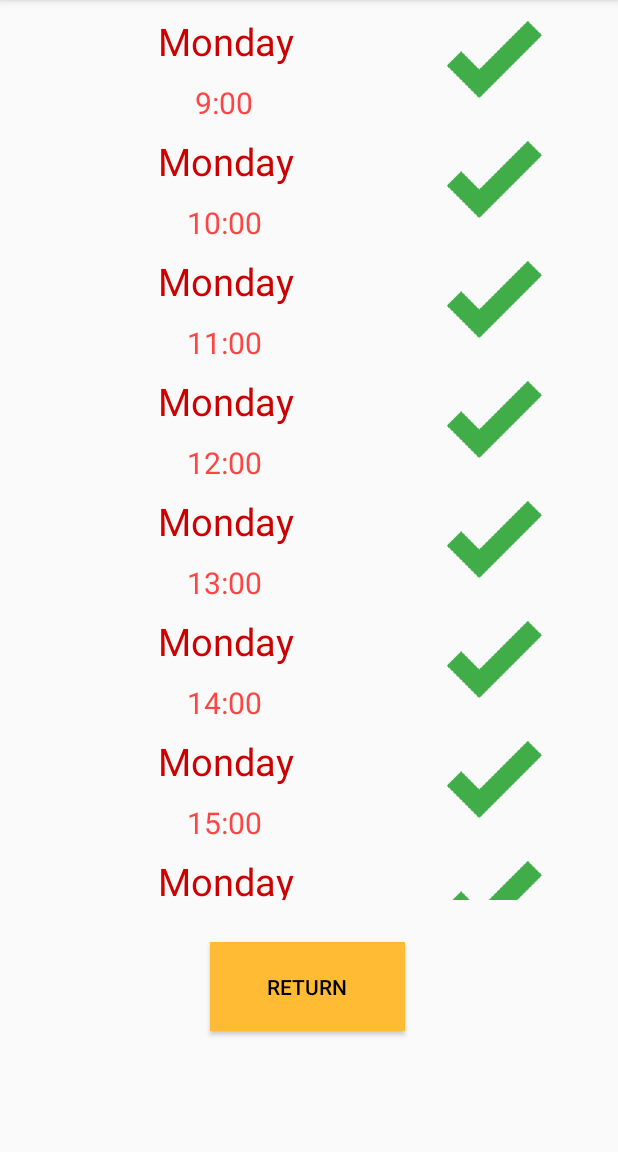
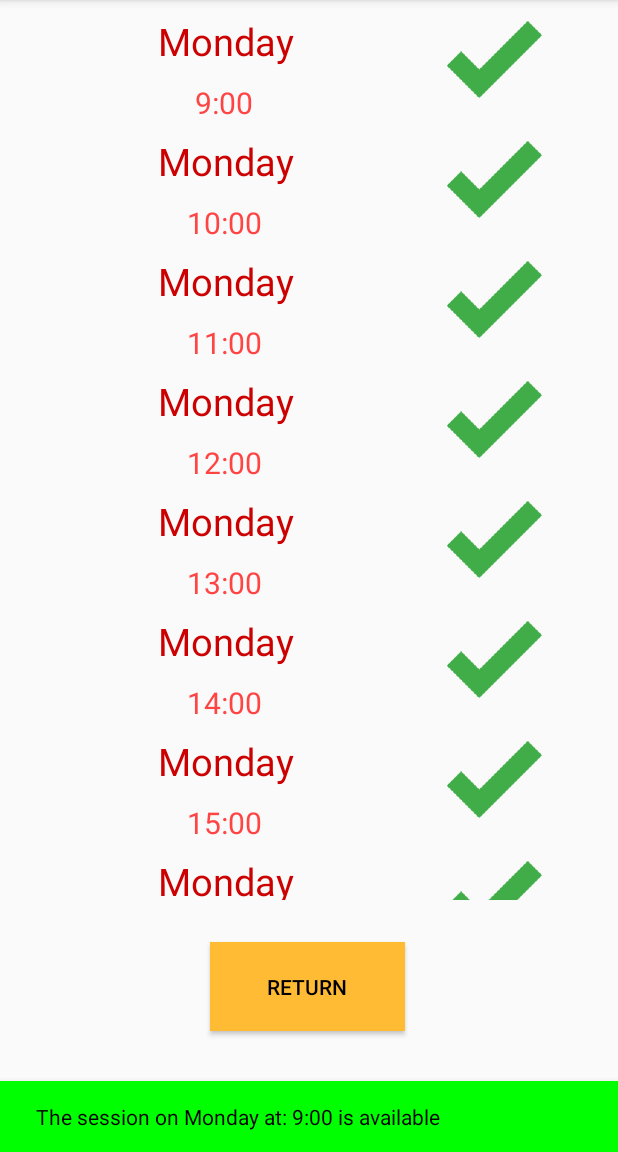
Before and after one commit to trxkhiem/AppointmentChatbot, an Android app: the ViewDate screen opened directly, with no data from a screen before it, after a tap on "Monday", on a phone screen of 412 x 824 dp, the part 84-1236 px from its top. Run offline under Robolectric (Android 15) with nearby library versions, the phone set to English and light mode, and no system bars; our stand-ins replace Room's generated code.

Commit message:
Add snackbar message on recyclerview

```diff
--- a/app/build.gradle
+++ b/app/build.gradle
@@ -36,6 +36,7 @@ dependencies {
     implementation 'androidx.constraintlayout:constraintlayout:1.1.3'
     implementation 'androidx.lifecycle:lifecycle-extensions:2.0.0'
     implementation 'androidx.wear:wear:1.0.0'
+    implementation 'com.google.android.material:material:1.2.1'
     testImplementation 'junit:junit:4.12'
     androidTestImplementation 'androidx.test.ext:junit:1.1.2'
     androidTestImplementation 'androidx.test.espresso:espresso-core:3.3.0'
--- a/app/src/main/java/com/example/customproject/ui/ViewDateAdapter.kt
+++ b/app/src/main/java/com/example/customproject/ui/ViewDateAdapter.kt
@@ -1,5 +1,6 @@
 package com.example.customproject.ui
 
+import android.graphics.Color
 import android.view.LayoutInflater
 import android.view.View
 import android.view.ViewGroup
@@ -9,6 +10,7 @@ import androidx.lifecycle.LiveData
 import androidx.recyclerview.widget.RecyclerView
 import com.example.customproject.R
 import com.example.customproject.data.Timetable
+import com.google.android.material.snackbar.Snackbar
 
 class ViewDateAdapter(): RecyclerView.Adapter<ViewDateAdapter.ViewHolder>() {
 
@@ -53,10 +55,31 @@ class ViewDateAdapter(): RecyclerView.Adapter<ViewDateAdapter.ViewHolder>() {
                 image.setImageResource(R.mipmap.cross_foreground)
             }
         }
-        /**on click function will be called when user clicks on a specific row
-         * A snack bar will show up with the message of corresponding location**/
+        override fun onClick(v: View) {
+            if (item.isAvailable == 1){
+                val snackBar = Snackbar.make(v, "The session on ${item.day} at: ${item.time} is unavailable",
+                    Snackbar.LENGTH_LONG
+                ).setAction("Action", null)
+                snackBar.setActionTextColor(Color.BLACK)
+                val snackBarView = snackBar.view
+                /**Below are customize of the snack bar**/
+                snackBarView.setBackgroundColor(Color.RED)
+                val textView = snackBarView.findViewById(com.google.android.material.R.id.snackbar_text) as TextView
+                textView.setTextColor(Color.WHITE)
+                snackBar.show()
+            } else {
+                val snackBar = Snackbar.make(v, "The session on ${item.day} at: ${item.time} is available",
+                    Snackbar.LENGTH_LONG
+                ).setAction("Action", null)
+                snackBar.setActionTextColor(Color.BLACK)
+                val snackBarView = snackBar.view
+                /**Below are customize of the snack bar**/
+                snackBarView.setBackgroundColor(Color.GREEN)
+                val textView = snackBarView.findViewById(com.google.android.material.R.id.snackbar_text) as TextView
+                textView.setTextColor(Color.BLACK)
+                snackBar.show()
+            }
 
-        override fun onClick(v: View) {
         }
 
     }
```
